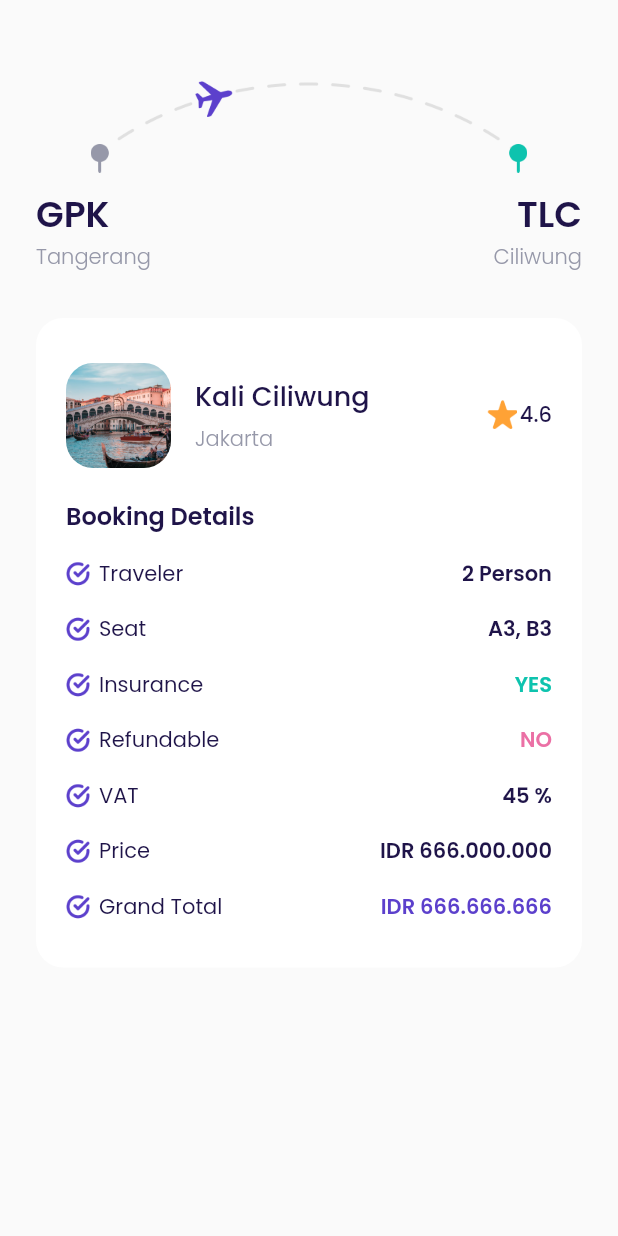
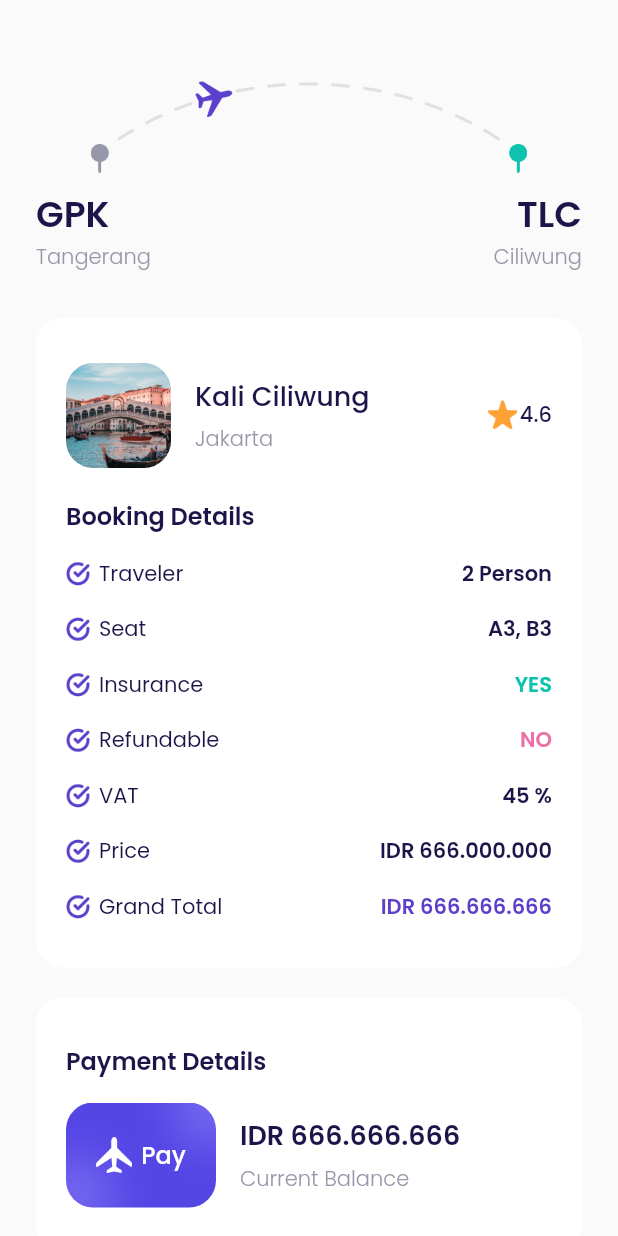
Before and after one commit to Nemuru-san/airplane_projek, a Flutter app: the checkoutPage screen opened directly, on a phone screen of 412 x 824 dp. Run offline on Flutter 3.47's test engine with Material 2 defaults, Android fonts, the phone set to English and light mode, and no system bars; our stand-ins replace google_fonts.

Commit message:
success checkout page

```diff
--- a/lib/ui/pages/checkoutPage.dart
+++ b/lib/ui/pages/checkoutPage.dart
@@ -1,4 +1,5 @@
 import 'package:airplane_projek/ui/widgets/bookingDetailItems.dart';
+import 'package:airplane_projek/ui/widgets/costumeButton.dart';
 import 'package:flutter/material.dart';
 import '../../shared/thame.dart';
 
@@ -205,6 +206,123 @@
       );
     }
 
+    Widget paymentDetail() {
+      return Container(
+        margin: EdgeInsets.only(top: 20),
+        padding: EdgeInsets.symmetric(
+          horizontal: 20,
+          vertical: 30,
+        ),
+        decoration: BoxDecoration(
+          borderRadius: BorderRadius.circular(18),
+          color: ktextColorWhite,
+        ),
+        child: Column(
+          crossAxisAlignment: CrossAxisAlignment.start,
+          children: [
+            Text(
+              'Payment Details',
+              style: blackTextStyle.copyWith(
+                fontSize: 16,
+                fontWeight: semiBold,
+              ),
+            ),
+            Container(
+              margin: EdgeInsets.only(top: 16),
+              child: Row(
+                children: [
+                  Container(
+                    width: 100,
+                    height: 70,
+                    margin: EdgeInsets.only(right: 16),
+                    decoration: BoxDecoration(
+                      borderRadius: BorderRadius.circular(18),
+                      image: DecorationImage(
+                        fit: BoxFit.cover,
+                        image: AssetImage('assets/card_bg.png'),
+                      ),
+                    ),
+                    child: Center(
+                      child: Row(
+                        mainAxisAlignment: MainAxisAlignment.center,
+                        children: [
+                          Container(
+                            width: 24,
+                            height: 24,
+                            margin: EdgeInsets.only(right: 6),
+                            decoration: BoxDecoration(
+                              image: DecorationImage(
+                                image: AssetImage('assets/plane_icon.png'),
+                              ),
+                            ),
+                          ),
+                          Text(
+                            'Pay',
+                            style: whiteTextStyle.copyWith(
+                              fontSize: 16,
+                              fontWeight: medium,
+                            ),
+                          ),
+                        ],
+                      ),
+                    ),
+                  ),
+                  Expanded(
+                    child: Column(
+                      crossAxisAlignment: CrossAxisAlignment.start,
+                      children: [
+                        Text(
+                          'IDR 666.666.666',
+                          style: blackTextStyle.copyWith(
+                            fontSize: 18,
+                            fontWeight: semiBold,
+                          ),
+                          overflow: TextOverflow.ellipsis,
+                        ),
+                        SizedBox(
+                          height: 5,
+                        ),
+                        Text(
+                          'Current Balance',
+                          style: greyTextStyle.copyWith(
+                            fontWeight: light,
+                          ),
+                        )
+                      ],
+                    ),
+                  )
+                ],
+              ),
+            )
+          ],
+        ),
+      );
+    }
+
+    Widget payButton() {
+      return costumeButton(
+        title: 'Pay Now !',
+        onPressed: () {},
+        margin: EdgeInsets.only(
+          top: 30,
+        ),
+      );
+    }
+
+    Widget termAndCondition() {
+      return Container(
+        alignment: Alignment.center,
+        margin: EdgeInsets.only(top: 30, bottom: 30),
+        child: Text(
+          'Tearms and Conditions',
+          style: greyTextStyle.copyWith(
+              fontSize: 16,
+              fontWeight: light,
+              decoration: TextDecoration.underline),
+        ),
+      );
+    }
+
     return Scaffold(
       backgroundColor: kbgColor,
       body: ListView(
@@ -214,6 +332,9 @@
         children: [
           route(),
           bookingDetail(),
+          paymentDetail(),
+          payButton(),
+          termAndCondition(),
         ],
       ),
     );
```
